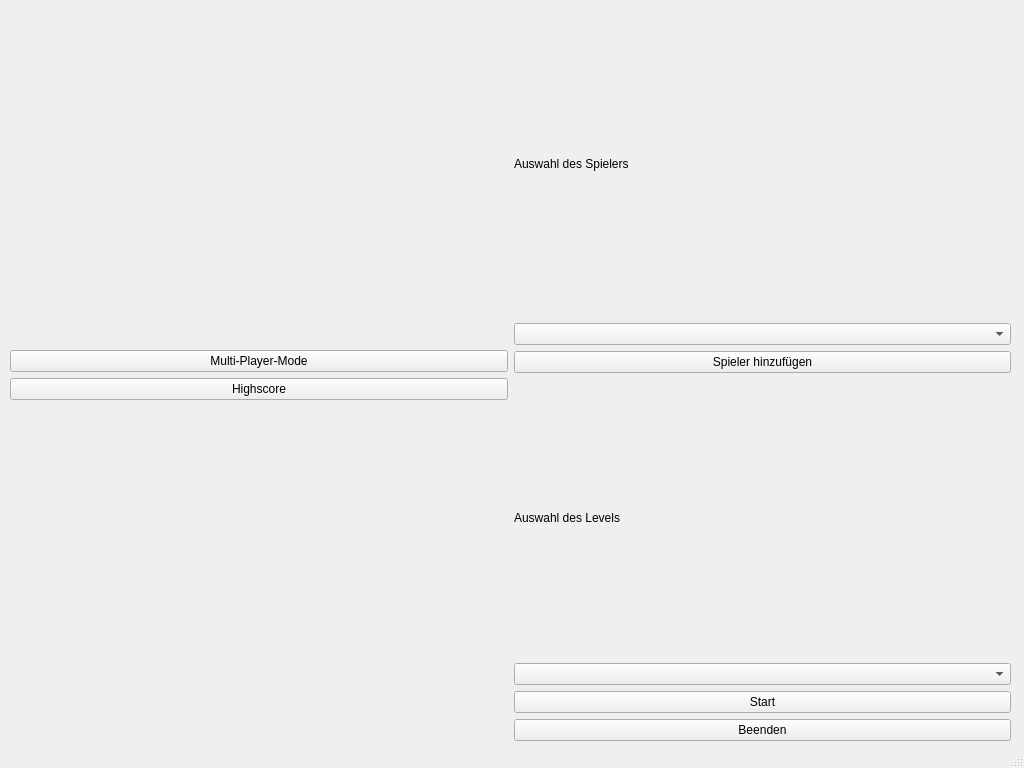
The window that MinigolfSimulator3000/startwindow.ui (jonas154/Minigolf-Simulator-3000) describes before a commit, drawn with Qt 5.
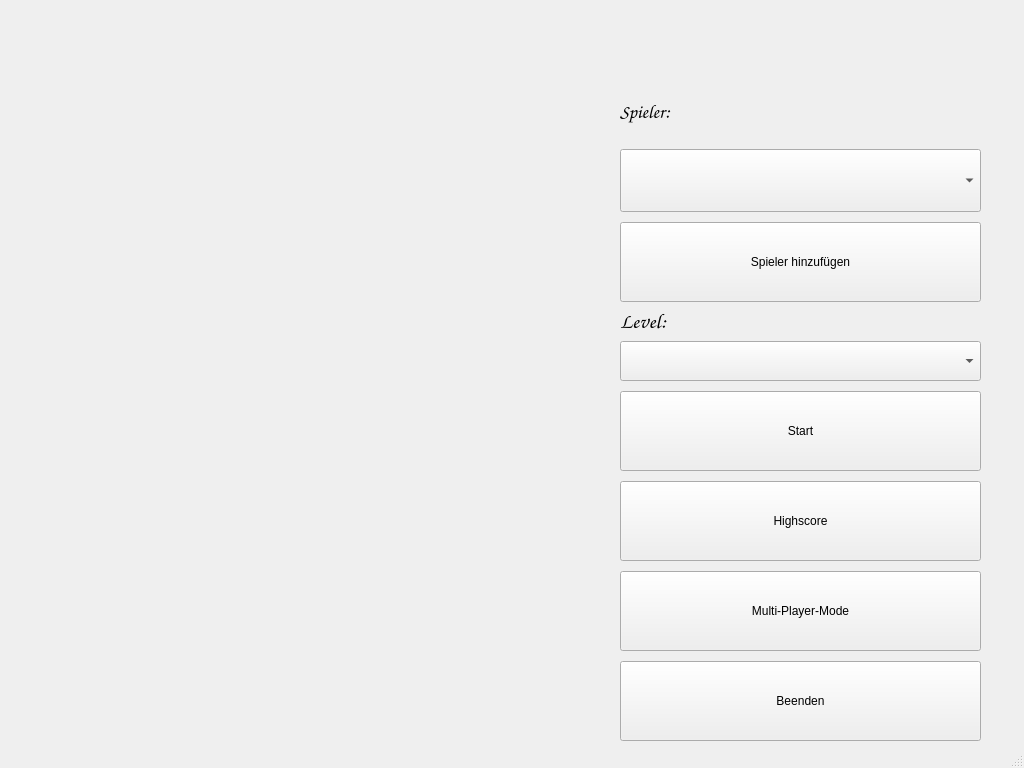
The same window after the commit.

Commit message: Design Vorbereitung für Kilian

Patch:
```diff
--- a/MinigolfSimulator3000/startwindow.ui
+++ b/MinigolfSimulator3000/startwindow.ui
@@ -29,11 +29,14 @@
        <rect>
         <x>10</x>
         <y>10</y>
-        <width>1001</width>
+        <width>981</width>
         <height>731</height>
        </rect>
       </property>
       <layout class="QGridLayout" name="gridLayout">
+       <property name="sizeConstraint">
+        <enum>QLayout::SetDefaultConstraint</enum>
+       </property>
        <item row="1" column="0">
         <layout class="QHBoxLayout" name="horizontalLayout">
          <item>
@@ -43,29 +46,42 @@
              <item>
               <layout class="QVBoxLayout" name="verticalLayout_7">
                <item>
-                <widget class="QPushButton" name="mpModeButton">
-                 <property name="text">
-                  <string>Multi-Player-Mode</string>
+                <spacer name="horizontalSpacer_3">
+                 <property name="orientation">
+                  <enum>Qt::Horizontal</enum>
                  </property>
-                </widget>
-               </item>
-               <item>
-                <widget class="QPushButton" name="highscoreButton">
-                 <property name="sizePolicy">
-                  <sizepolicy hsizetype="Minimum" vsizetype="Fixed">
-                   <horstretch>0</horstretch>
-                   <verstretch>0</verstretch>
-                  </sizepolicy>
+                 <property name="sizeType">
+                  <enum>QSizePolicy::Fixed</enum>
                  </property>
-                 <property name="text">
-                  <string>Highscore</string>
+                 <property name="sizeHint" stdset="0">
+                  <size>
+                   <width>600</width>
+                   <height>20</height>
+                  </size>
                  </property>
-                </widget>
+                </spacer>
                </item>
               </layout>
              </item>
              <item>
-              <layout class="QVBoxLayout" name="verticalLayout_8"/>
+              <layout class="QVBoxLayout" name="verticalLayout_8">
+               <item>
+                <spacer name="horizontalSpacer">
+                 <property name="orientation">
+                  <enum>Qt::Horizontal</enum>
+                 </property>
+                 <property name="sizeType">
+                  <enum>QSizePolicy::Fixed</enum>
+                 </property>
+                 <property name="sizeHint" stdset="0">
+                  <size>
+                   <width>600</width>
+                   <height>20</height>
+                  </size>
+                 </property>
+                </spacer>
+               </item>
+              </layout>
              </item>
             </layout>
            </item>
@@ -75,18 +91,87 @@
           <layout class="QVBoxLayout" name="verticalLayout_2">
            <item>
             <layout class="QVBoxLayout" name="verticalLayout_3">
+             <item>
+              <spacer name="verticalSpacer_11">
+               <property name="orientation">
+                <enum>Qt::Vertical</enum>
+               </property>
+               <property name="sizeType">
+                <enum>QSizePolicy::Fixed</enum>
+               </property>
+               <property name="sizeHint" stdset="0">
+                <size>
+                 <width>20</width>
+                 <height>70</height>
+                </size>
+               </property>
+              </spacer>
+             </item>
              <item>
               <widget class="QLabel" name="labelPlayer">
+               <property name="font">
+                <font>
+                 <family>Comic Sans MS</family>
+                 <pointsize>14</pointsize>
+                </font>
+               </property>
                <property name="text">
-                <string>Auswahl des Spielers</string>
+                <string>Spieler:</string>
                </property>
               </widget>
              </item>
              <item>
-              <widget class="QComboBox" name="playerBox"/>
+              <widget class="QComboBox" name="playerBox">
+               <property name="minimumSize">
+                <size>
+                 <width>0</width>
+                 <height>40</height>
+                </size>
+               </property>
+               <property name="maximumSize">
+                <size>
+                 <width>361</width>
+                 <height>80</height>
+                </size>
+               </property>
+               <property name="font">
+                <font>
+                 <family>Comic Sans MS</family>
+                 <pointsize>10</pointsize>
+                </font>
+               </property>
+              </widget>
+             </item>
+             <item>
+              <spacer name="verticalSpacer_5">
+               <property name="orientation">
+                <enum>Qt::Vertical</enum>
+               </property>
+               <property name="sizeType">
+                <enum>QSizePolicy::Fixed</enum>
+               </property>
+               <property name="sizeHint" stdset="0">
+                <size>
+                 <width>20</width>
+                 <height>4</height>
+                </size>
+               </property>
+              </spacer>
              </item>
              <item>
               <widget class="QPushButton" name="addPlayerButton">
+               <property name="minimumSize">
+                <size>
+                 <width>0</width>
+                 <height>80</height>
+                </size>
+               </property>
+               <property name="maximumSize">
+                <size>
+                 <width>361</width>
+                 <height>80</height>
+                </size>
+               </property>
                <property name="text">
                 <string>Spieler hinzufügen</string>
                </property>
@@ -98,29 +183,207 @@
             <layout class="QVBoxLayout" name="verticalLayout_4">
              <item>
               <widget class="QLabel" name="labelLevel">
+               <property name="font">
+                <font>
+                 <family>Comic Sans MS</family>
+                 <pointsize>16</pointsize>
+                </font>
+               </property>
                <property name="text">
-                <string>Auswahl des Levels</string>
+                <string>Level:</string>
                </property>
               </widget>
              </item>
              <item>
-              <widget class="QComboBox" name="levelBox"/>
+              <widget class="QComboBox" name="levelBox">
+               <property name="minimumSize">
+                <size>
+                 <width>0</width>
+                 <height>40</height>
+                </size>
+               </property>
+               <property name="maximumSize">
+                <size>
+                 <width>361</width>
+                 <height>80</height>
+                </size>
+               </property>
+               <property name="font">
+                <font>
+                 <family>Comic Sans MS</family>
+                 <pointsize>10</pointsize>
+                </font>
+               </property>
+              </widget>
+             </item>
+             <item>
+              <spacer name="verticalSpacer_4">
+               <property name="orientation">
+                <enum>Qt::Vertical</enum>
+               </property>
+               <property name="sizeType">
+                <enum>QSizePolicy::Fixed</enum>
+               </property>
+               <property name="sizeHint" stdset="0">
+                <size>
+                 <width>20</width>
+                 <height>4</height>
+                </size>
+               </property>
+              </spacer>
              </item>
              <item>
               <widget class="QPushButton" name="startButton">
+               <property name="enabled">
+                <bool>true</bool>
+               </property>
                <property name="sizePolicy">
                 <sizepolicy hsizetype="Minimum" vsizetype="Fixed">
                  <horstretch>0</horstretch>
                  <verstretch>0</verstretch>
                 </sizepolicy>
                </property>
+               <property name="minimumSize">
+                <size>
+                 <width>0</width>
+                 <height>80</height>
+                </size>
+               </property>
+               <property name="maximumSize">
+                <size>
+                 <width>361</width>
+                 <height>80</height>
+                </size>
+               </property>
+               <property name="baseSize">
+                <size>
+                 <width>0</width>
+                 <height>0</height>
+                </size>
+               </property>
                <property name="text">
                 <string>Start</string>
                </property>
+               <property name="iconSize">
+                <size>
+                 <width>30</width>
+                 <height>16</height>
+                </size>
+               </property>
               </widget>
              </item>
+             <item>
+              <spacer name="verticalSpacer_3">
+               <property name="orientation">
+                <enum>Qt::Vertical</enum>
+               </property>
+               <property name="sizeType">
+                <enum>QSizePolicy::Fixed</enum>
+               </property>
+               <property name="sizeHint" stdset="0">
+                <size>
+                 <width>20</width>
+                 <height>4</height>
+                </size>
+               </property>
+              </spacer>
+             </item>
+             <item>
+              <widget class="QPushButton" name="highscoreButton">
+               <property name="sizePolicy">
+                <sizepolicy hsizetype="Minimum" vsizetype="Fixed">
+                 <horstretch>0</horstretch>
+                 <verstretch>0</verstretch>
+                </sizepolicy>
+               </property>
+               <property name="minimumSize">
+                <size>
+                 <width>0</width>
+                 <height>80</height>
+                </size>
+               </property>
+               <property name="maximumSize">
+                <size>
+                 <width>361</width>
+                 <height>80</height>
+                </size>
+               </property>
+               <property name="text">
+                <string>Highscore</string>
+               </property>
+              </widget>
+             </item>
+             <item>
+              <spacer name="verticalSpacer_2">
+               <property name="orientation">
+                <enum>Qt::Vertical</enum>
+               </property>
+               <property name="sizeType">
+                <enum>QSizePolicy::Fixed</enum>
+               </property>
+               <property name="sizeHint" stdset="0">
+                <size>
+                 <width>20</width>
+                 <height>4</height>
+                </size>
+               </property>
+              </spacer>
+             </item>
+             <item>
+              <widget class="QPushButton" name="mpModeButton">
+               <property name="minimumSize">
+                <size>
+                 <width>0</width>
+                 <height>80</height>
+                </size>
+               </property>
+               <property name="maximumSize">
+                <size>
+                 <width>361</width>
+                 <height>80</height>
+                </size>
+               </property>
+               <property name="text">
+                <string>Multi-Player-Mode</string>
+               </property>
+              </widget>
+             </item>
+             <item>
+              <spacer name="verticalSpacer">
+               <property name="orientation">
+                <enum>Qt::Vertical</enum>
+               </property>
+               <property name="sizeType">
+                <enum>QSizePolicy::Fixed</enum>
+               </property>
+               <property name="sizeHint" stdset="0">
+                <size>
+                 <width>20</width>
+                 <height>4</height>
+                </size>
+               </property>
+              </spacer>
+             </item>
              <item>
               <widget class="QPushButton" name="exitButton">
+               <property name="sizePolicy">
+                <sizepolicy hsizetype="Minimum" vsizetype="Fixed">
+                 <horstretch>0</horstretch>
+                 <verstretch>0</verstretch>
+                </sizepolicy>
+               </property>
+               <property name="minimumSize">
+                <size>
+                 <width>0</width>
+                 <height>80</height>
+                </size>
+               </property>
+               <property name="maximumSize">
+                <size>
+                 <width>361</width>
+                 <height>80</height>
+                </size>
+               </property>
                <property name="text">
                 <string>Beenden</string>
                </property>
```
Left out of the diff: 389 changed lines with no effect on the pictures. The commit also changes 3 other files.
